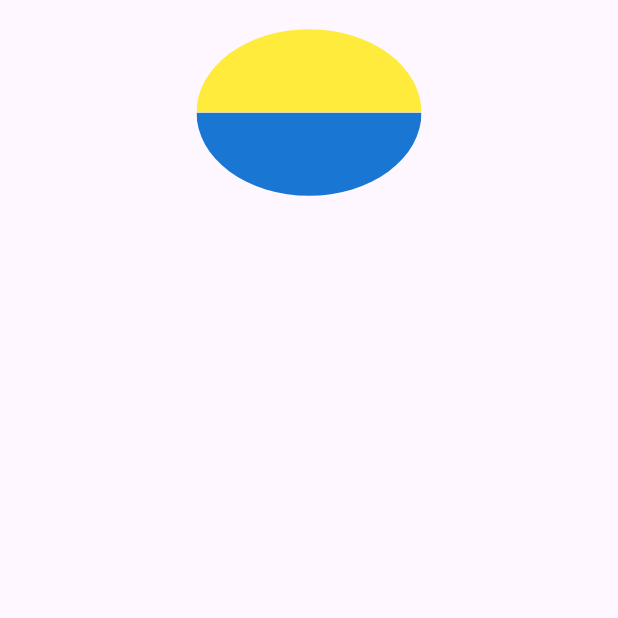
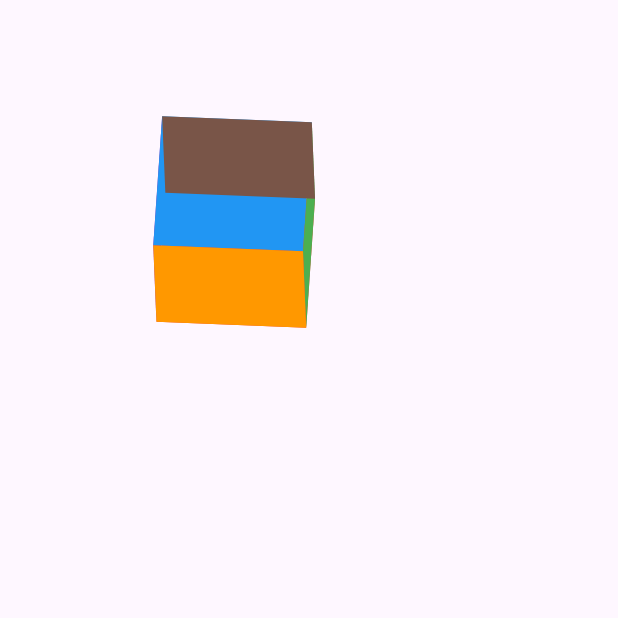
Before and after one commit to thedarkknight13/flutteranimations, a Flutter app: the screen it shows after launch, on a phone screen of 412 x 824 dp, the top half of it. Run offline on Flutter 3.47's test engine with Material 3 defaults, Android fonts, the phone set to English and light mode, and no system bars.

Commit message:
step 4: added flutter 3d rotation

```diff
--- /dev/null
+++ b/lib/flutter_3d/flutter_3d.dart
@@ -0,0 +1,157 @@
+import 'package:flutter/material.dart';
+import 'dart:math' show pi;
+import 'package:vector_math/vector_math_64.dart' show Vector3;
+
+class Flutter3d extends StatefulWidget {
+  const Flutter3d({super.key});
+
+  @override
+  State<Flutter3d> createState() => _Flutter3dState();
+}
+
+class _Flutter3dState extends State<Flutter3d> with TickerProviderStateMixin {
+  late AnimationController _xController;
+  late AnimationController _yController;
+  late AnimationController _zController;
+
+  late Tween<double> _animation;
+
+  @override
+  void initState() {
+    super.initState();
+
+    _xController = AnimationController(
+      vsync: this,
+      duration: const Duration(seconds: 20),
+    );
+    _yController = AnimationController(
+      vsync: this,
+      duration: const Duration(seconds: 30),
+    );
+    _zController = AnimationController(
+      vsync: this,
+      duration: const Duration(seconds: 40),
+    );
+
+    _animation = Tween(
+      begin: 0,
+      end: pi * 2,
+    );
+  }
+
+  @override
+  void dispose() {
+    _xController.dispose();
+    _yController.dispose();
+    _zController.dispose();
+    super.dispose();
+  }
+
+  @override
+  Widget build(BuildContext context) {
+    const widthAndHeight = 100.0;
+
+    _xController
+      ..reset()
+      ..repeat();
+
+    _yController
+      ..reset()
+      ..repeat();
+
+    _zController
+      ..reset()
+      ..repeat();
+
+    return Scaffold(
+      body: SafeArea(
+        child: Column(
+          crossAxisAlignment: CrossAxisAlignment.center,
+          children: [
+            SizedBox(
+              height: widthAndHeight,
+              width: double.infinity,
+            ),
+            AnimatedBuilder(
+              animation: Listenable.merge([
+                _xController,
+                _yController,
+                _zController,
+              ]),
+              builder: (context, child) {
+                return Transform(
+                  alignment: Alignment.center,
+                  transform: Matrix4.identity()
+                    ..rotateX(_animation.evaluate(_xController))
+                    ..rotateY(_animation.evaluate(_yController))
+                    ..rotateZ(_animation.evaluate(_zController)),
+                  child: Stack(
+                    children: [
+                      // back
+                      Transform(
+                        alignment: Alignment.center,
+                        transform: Matrix4.identity()
+                          ..translate(Vector3(0, 0, -widthAndHeight)),
+                        child: Container(
+                          height: widthAndHeight,
+                          width: widthAndHeight,
+                          color: Colors.purple,
+                        ),
+                      ),
+                      // left
+                      Transform(
+                        alignment: Alignment.centerLeft,
+                        transform: Matrix4.identity()..rotateY(pi / 2),
+                        child: Container(
+                          height: widthAndHeight,
+                          width: widthAndHeight,
+                          color: Colors.red,
+                        ),
+                      ),
+                      // right
+                      Transform(
+                        alignment: Alignment.centerRight,
+                        transform: Matrix4.identity()..rotateY(-pi / 2),
+                        child: Container(
+                          height: widthAndHeight,
+                          width: widthAndHeight,
+                          color: Colors.blue,
+                        ),
+                      ),
+                      // front
+                      Container(
+                        height: widthAndHeight,
+                        width: widthAndHeight,
+                        color: Colors.green,
+                      ),
+                      // top side
+                      Transform(
+                        alignment: Alignment.topCenter,
+                        transform: Matrix4.identity()..rotateX(-pi / 2),
+                        child: Container(
+                          height: widthAndHeight,
+                          width: widthAndHeight,
+                          color: Colors.orange,
+                        ),
+                      ),
+                      // bottom side
+                      Transform(
+                        alignment: Alignment.bottomCenter,
+                        transform: Matrix4.identity()..rotateX(pi / 2),
+                        child: Container(
+                          height: widthAndHeight,
+                          width: widthAndHeight,
+                          color: Colors.brown,
+                        ),
+                      ),
+                    ],
+                  ),
+                );
+              },
+            ),
+          ],
+        ),
+      ),
+    );
+  }
+}
--- a/lib/main.dart
+++ b/lib/main.dart
@@ -1,5 +1,5 @@
 import 'package:flutter/material.dart';
-import 'package:flutteranimations/rotating_around_multiple_axes/rotating_around_multiple_axes.dart';
+import 'package:flutteranimations/flutter_3d/flutter_3d.dart';
 
 void main() {
   runApp(const MyApp());
@@ -17,7 +17,7 @@ class MyApp extends StatelessWidget {
         colorScheme: ColorScheme.fromSeed(seedColor: Colors.deepPurple),
         useMaterial3: true,
       ),
-      home: RotatingAroundMultipleAxes(),
+      home: Flutter3d(),
     );
   }
 }
--- a/pubspec.yaml
+++ b/pubspec.yaml
@@ -35,6 +35,7 @@ dependencies:
   # The following adds the Cupertino Icons font to your application.
   # Use with the CupertinoIcons class for iOS style icons.
   cupertino_icons: ^1.0.8
+  vector_math: ^2.1.4
 
 dev_dependencies:
   flutter_test:
```
Also changed, not shown: pubspec.lock.
